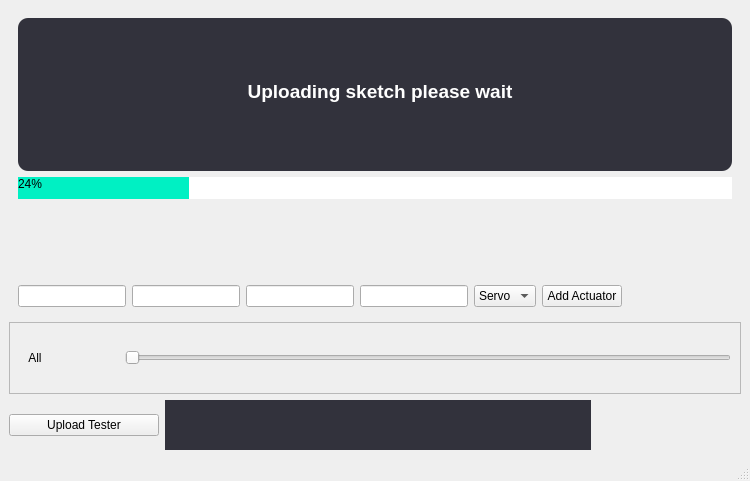
First picture: the form in Ui/ActuatorUi.ui, repository OrionAerospaceYT/SideKick, before the edit.
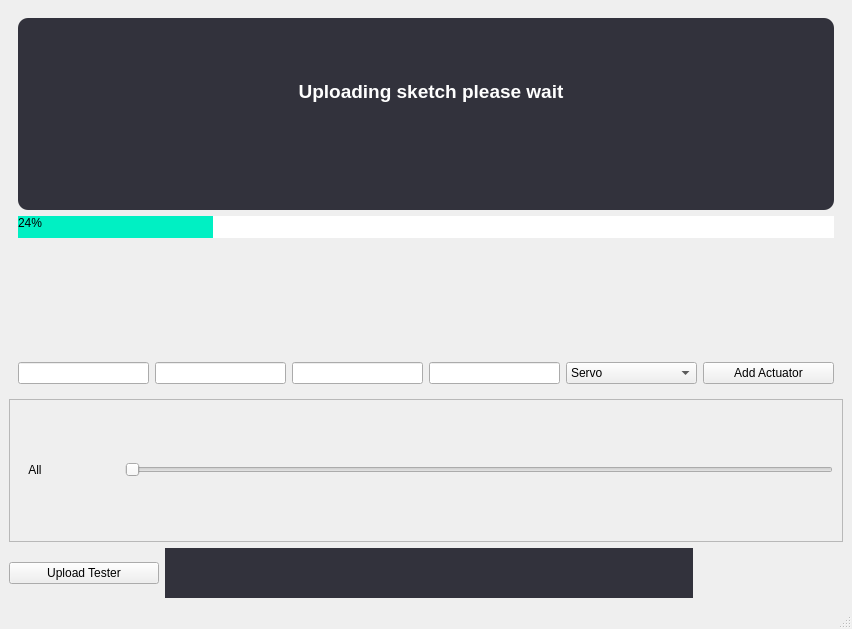
Second picture: the form after the edit. Icons and pictures are not drawn.

What changed in the file:
```diff
--- a/Ui/ActuatorUi.ui
+++ b/Ui/ActuatorUi.ui
@@ -6,8 +6,8 @@
    <rect>
     <x>0</x>
     <y>0</y>
-    <width>750</width>
-    <height>481</height>
+    <width>852</width>
+    <height>629</height>
    </rect>
   </property>
   <property name="minimumSize">
@@ -128,11 +128,8 @@
      </widget>
     </item>
     <item>
-     <widget class="QWidget" name="options_widget" native="true">
-      <layout class="QHBoxLayout" name="options">
-       <property name="sizeConstraint">
-        <enum>QLayout::SetFixedSize</enum>
-       </property>
+     <widget class="QFrame" name="options_widget">
+      <layout class="QHBoxLayout" name="temp">
        <item>
         <widget class="QLineEdit" name="name"/>
        </item>
@@ -147,6 +144,12 @@
        </item>
        <item>
         <widget class="QComboBox" name="type">
+         <property name="sizePolicy">
+          <sizepolicy hsizetype="Expanding" vsizetype="Fixed">
+           <horstretch>0</horstretch>
+           <verstretch>0</verstretch>
+          </sizepolicy>
+         </property>
          <item>
           <property name="text">
            <string>Servo</string>
@@ -161,6 +164,12 @@
        </item>
        <item>
         <widget class="QPushButton" name="add">
+         <property name="sizePolicy">
+          <sizepolicy hsizetype="Expanding" vsizetype="Fixed">
+           <horstretch>0</horstretch>
+           <verstretch>0</verstretch>
+          </sizepolicy>
+         </property>
          <property name="text">
           <string>Add Actuator</string>
          </property>
@@ -179,8 +188,8 @@
         <rect>
          <x>0</x>
          <y>0</y>
-         <width>730</width>
-         <height>70</height>
+         <width>832</width>
+         <height>151</height>
         </rect>
        </property>
        <layout class="QVBoxLayout" name="verticalLayout_2">
```
